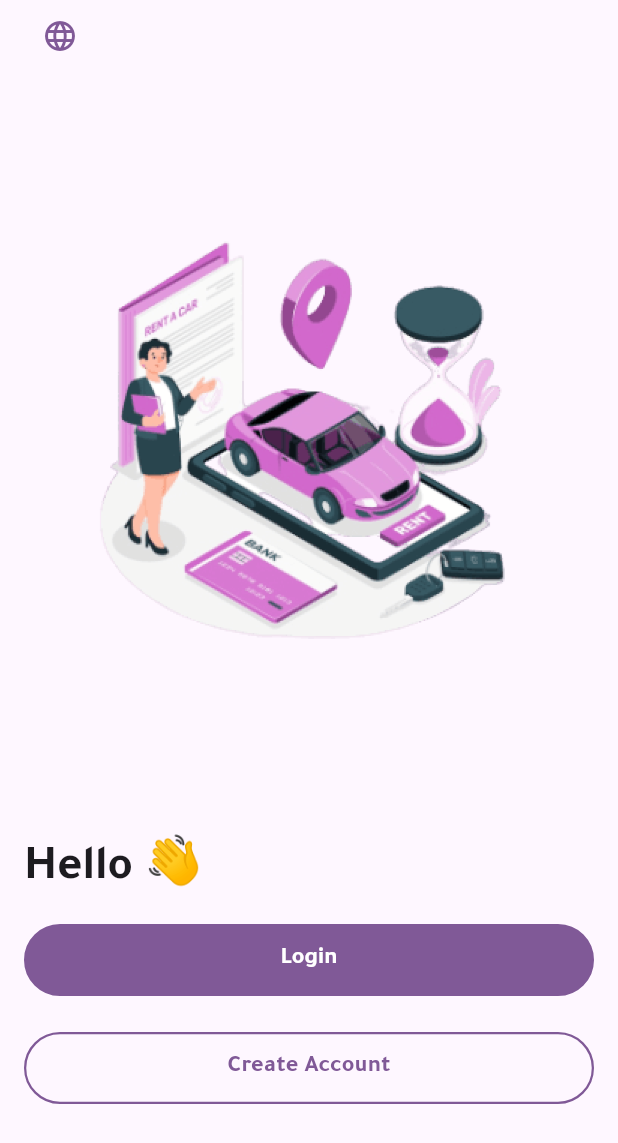
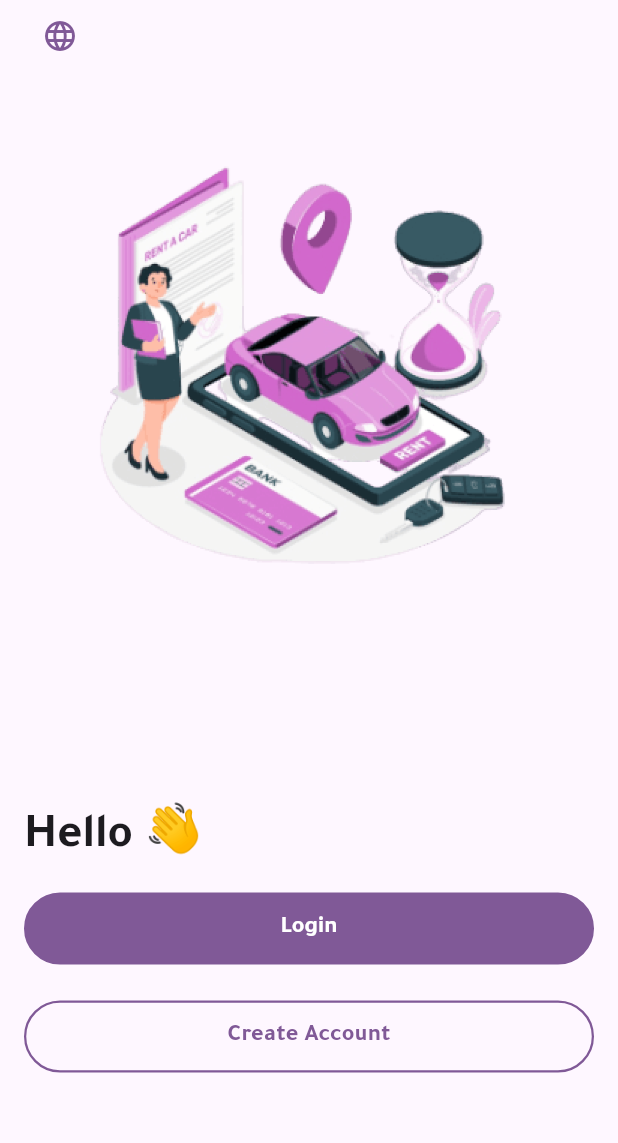
Before and after one commit to elsankry02/Lady_Driver_App, a Flutter app: the screen it shows after launch, after a tap on "Skip", on a phone screen of 412 x 824 dp. Shown: the top 1143 px of the screen. Run offline on Flutter 3.47's test engine with Material 3 defaults, Android fonts, the phone set to English and light mode, and no system bars; our stand-ins replace auto_route, bloc, flutter_bloc, flutter_svg, image_picker, pinput and 1 more.

Commit message:
up grade my code

```diff
--- a/lib/home/pages/change_language/change_language_page.dart
+++ b/lib/home/pages/change_language/change_language_page.dart
@@ -51,11 +51,13 @@ class _ChangeLanguagePageState extends State<ChangeLanguagePage> {
                 child: Row(
                   mainAxisAlignment: MainAxisAlignment.spaceBetween,
                   children: [
+                    //! العربيه
                     Text(
                       'العربية  🇪🇬',
                       style: textTheme.titleMedium!
                           .copyWith(fontWeight: FontWeight.w700),
                     ),
+                    //! Switch
                     Switch(
                       thumbIcon: thumbIcon,
                       activeColor: Colors.white,
@@ -80,6 +82,7 @@ class _ChangeLanguagePageState extends State<ChangeLanguagePage> {
                         return;
                       },
                     ),
+                    //! english
                     Text(
                       'English  🇺🇸',
                       style: textTheme.titleMedium!
--- a/lib/home/pages/create_an_account/create_an_account_page.dart
+++ b/lib/home/pages/create_an_account/create_an_account_page.dart
@@ -1,15 +1,16 @@
 import 'package:auto_route/auto_route.dart';
 import 'package:flutter/material.dart';
+
 import '../../../core/components/custom_botton.dart';
 import '../../../core/components/custom_textformfield.dart';
 import '../../../core/components/custom_textformfield_password.dart';
 import '../../../core/components/rich_text_privacy_policy.dart';
 import '../../../core/constant/color_manger.dart';
 import '../../../core/constant/svg_manger.dart';
+import '../../../l10n/app_localizations.dart';
 import 'widget/circler_image_picker.dart';
 import 'widget/enum_create_account_widget.dart';
 import 'widget/rich_text_create_an_account_widget.dart';
-import '../../../l10n/app_localizations.dart';
 
 @RoutePage()
 class CreateAnAccountPage extends StatefulWidget {
--- a/lib/home/pages/welcome/welcome_page.dart
+++ b/lib/home/pages/welcome/welcome_page.dart
@@ -1,5 +1,6 @@
 import 'package:auto_route/auto_route.dart';
 import 'package:flutter/material.dart';
+
 import '../../../core/components/custom_botton.dart';
 import '../../../core/constant/color_manger.dart';
 import '../../../core/constant/image_manger.dart';
@@ -28,8 +29,9 @@ class WelcomePage extends StatelessWidget {
                 icon: const Icon(
                   Icons.language,
                   color: ColorManger.kPrimaryColor,
-                  )),
-              const SizedBox(height: 100),
+                ),
+              ),
+              const SizedBox(height: 50),
               //! Image
               Center(
                 child: Image.asset(
@@ -38,9 +40,7 @@ class WelcomePage extends StatelessWidget {
                   ImageManger.kOndoarding3,
                 ),
               ),
-              const SizedBox(
-                height: 121,
-              ),
+              const SizedBox(height: 150),
               Text(
                 textAlign: TextAlign.end,
                 AppLocalizations.of(context)!.heyYou,
```
Lines whose indentation alone changed are shown as unchanged.
